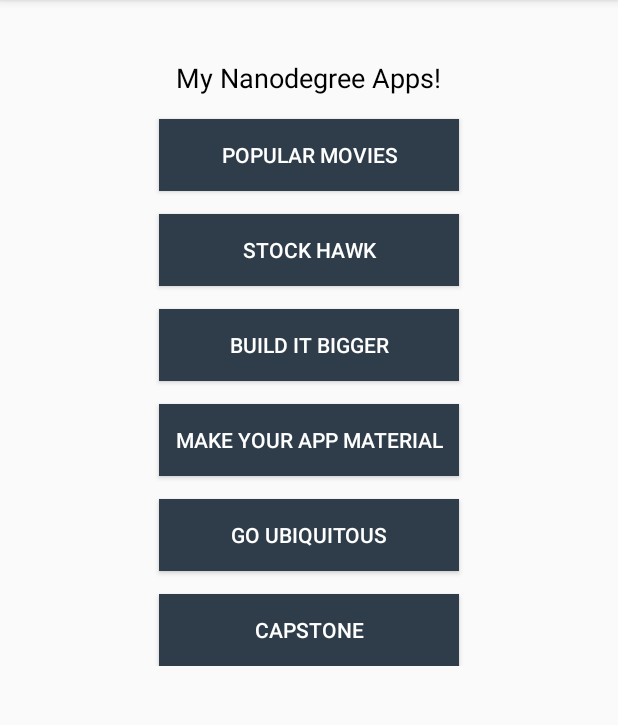
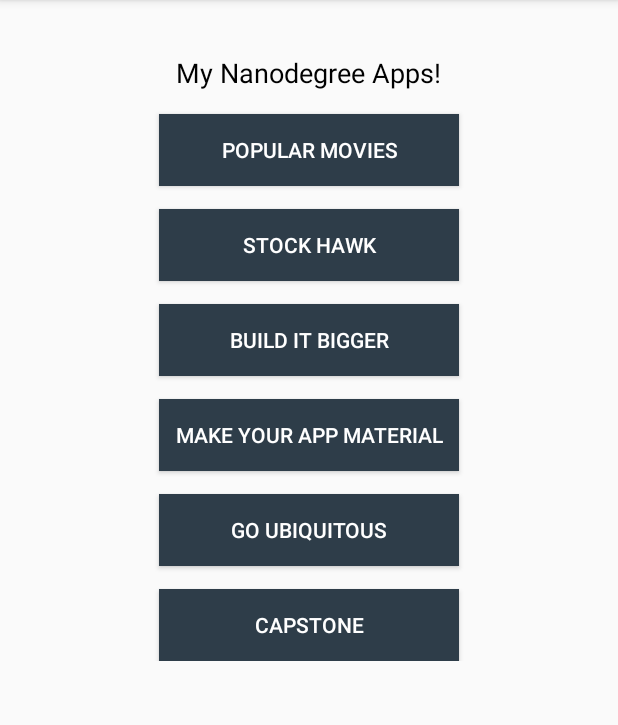
Before and after one commit to niniliwei/MyAppPortfolio, an Android app: the screen it shows after launch (MainActivity), on a phone screen of 412 x 824 dp, the part 84-809 px from its top. Run offline under Robolectric (Android 15) with nearby library versions, the phone set to English and light mode, and no system bars.

Commit message:
extract string and dimen resource

```diff
--- a/app/src/main/res/layout/activity_main.xml
+++ b/app/src/main/res/layout/activity_main.xml
@@ -14,50 +14,50 @@
         android:paddingTop="@dimen/activity_vertical_margin">
 
         <TextView
-            android:id="@+id/textView"
+            android:id="@+id/title"
             android:layout_width="wrap_content"
             android:layout_height="wrap_content"
             android:layout_alignParentTop="true"
             android:layout_centerHorizontal="true"
-            android:layout_marginTop="23dp"
-            android:text="My Nanodegree Apps!"
+            android:layout_marginTop="@dimen/margin_top_title"
+            android:text="@string/my_nanodegree_apps"
             android:textColor="@android:color/black"
-            android:textSize="18sp" />
+            android:textSize="@dimen/text_size_title" />
 
         <Button
             android:id="@+id/button_popular_movies"
             style="@style/CustomButtonStyle"
-            android:layout_below="@+id/textView"
-            android:text="Popular Movies" />
+            android:layout_below="@+id/title"
+            android:text="@string/popular_movies" />
 
         <Button
             android:id="@+id/button_stock_hawk"
             style="@style/CustomButtonStyle"
             android:layout_below="@+id/button_popular_movies"
-            android:text="Stock Hawk" />
+            android:text="@string/stock_hawk" />
 
         <Button
             android:id="@+id/button_build_it_bigger"
             style="@style/CustomButtonStyle"
             android:layout_below="@+id/button_stock_hawk"
-            android:text="Build It Bigger" />
+            android:text="@string/build_it_bigger" />
 
         <Button
             android:id="@+id/button_make_your_app_material"
             style="@style/CustomButtonStyle"
             android:layout_below="@+id/button_build_it_bigger"
-            android:text="Make Your App Material" />
+            android:text="@string/make_your_app_material" />
 
         <Button
             android:id="@+id/button_go_ubiquitous"
             style="@style/CustomButtonStyle"
             android:layout_below="@+id/button_make_your_app_material"
-            android:text="Go Ubiquitous" />
+            android:text="@string/go_ubiquitous" />
 
         <Button
             android:id="@+id/button_capstone"
             style="@style/CustomButtonStyle"
             android:layout_below="@+id/button_go_ubiquitous"
-            android:text="Capstone" />
+            android:text="@string/capstone" />
     </RelativeLayout>
 </ScrollView>
--- a/app/src/main/res/values/dimens.xml
+++ b/app/src/main/res/values/dimens.xml
@@ -2,4 +2,6 @@
     <!-- Default screen margins, per the Android Design guidelines. -->
     <dimen name="activity_horizontal_margin">16dp</dimen>
     <dimen name="activity_vertical_margin">16dp</dimen>
+    <dimen name="margin_top_title">20dp</dimen>
+    <dimen name="text_size_title">18sp</dimen>
 </resources>
--- a/app/src/main/res/values/strings.xml
+++ b/app/src/main/res/values/strings.xml
@@ -1,3 +1,10 @@
 <resources>
     <string name="app_name">My App Portfolio</string>
+    <string name="my_nanodegree_apps">My Nanodegree Apps!</string>
+    <string name="popular_movies">Popular Movies</string>
+    <string name="stock_hawk">Stock Hawk</string>
+    <string name="build_it_bigger">Build It Bigger</string>
+    <string name="make_your_app_material">Make Your App Material</string>
+    <string name="go_ubiquitous">Go Ubiquitous</string>
+    <string name="capstone">Capstone</string>
 </resources>
```
